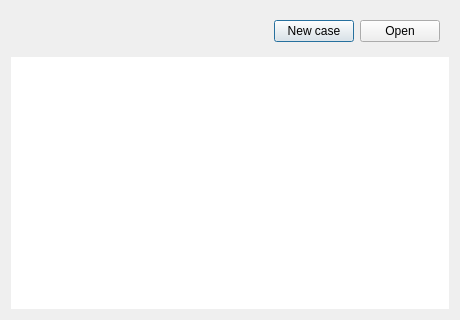
Old version of the form src/foammesh/view/widgets/project_dialog.ui in the repository TheErevnaa/FoamMesh.
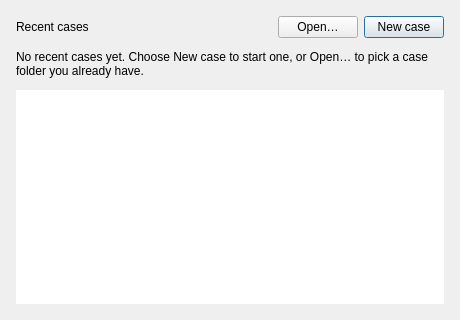
New version of the form.

```diff
--- a/src/foammesh/view/widgets/project_dialog.ui
+++ b/src/foammesh/view/widgets/project_dialog.ui
@@ -20,9 +20,49 @@
    <string>Start FoamMesh</string>
   </property>
   <layout class="QVBoxLayout" name="verticalLayout">
+   <property name="spacing">
+    <number>12</number>
+   </property>
+   <property name="leftMargin">
+    <number>16</number>
+   </property>
+   <property name="topMargin">
+    <number>16</number>
+   </property>
+   <property name="rightMargin">
+    <number>16</number>
+   </property>
+   <property name="bottomMargin">
+    <number>16</number>
+   </property>
    <item>
     <widget class="QWidget" name="widget" native="true">
      <layout class="QHBoxLayout" name="horizontalLayout">
+      <property name="spacing">
+       <number>6</number>
+      </property>
+      <property name="leftMargin">
+       <number>0</number>
+      </property>
+      <property name="topMargin">
+       <number>0</number>
+      </property>
+      <property name="rightMargin">
+       <number>0</number>
+      </property>
+      <property name="bottomMargin">
+       <number>0</number>
+      </property>
+      <item>
+       <widget class="QLabel" name="recentCaps">
+        <property name="foammeshTone" stdset="0">
+         <string>muted</string>
+        </property>
+        <property name="text">
+         <string>Recent cases</string>
+        </property>
+       </widget>
+      </item>
       <item>
        <spacer name="horizontalSpacer">
         <property name="orientation">
@@ -36,28 +76,50 @@
         </property>
        </spacer>
       </item>
+      <item>
+       <widget class="QPushButton" name="open">
+        <property name="text">
+         <string>Open…</string>
+        </property>
+       </widget>
+      </item>
       <item>
        <widget class="QPushButton" name="newCase">
         <property name="text">
          <string>New case</string>
         </property>
-       </widget>
-      </item>
-      <item>
-       <widget class="QPushButton" name="open">
-        <property name="text">
-         <string>Open</string>
+        <property name="default">
+         <bool>true</bool>
         </property>
        </widget>
       </item>
      </layout>
     </widget>
    </item>
+   <item>
+    <widget class="QLabel" name="emptyState">
+     <property name="foammeshTone" stdset="0">
+      <string>secondary</string>
+     </property>
+     <property name="text">
+      <string>No recent cases yet. Choose New case to start one, or Open… to pick a case folder you already have.</string>
+     </property>
+     <property name="alignment">
+      <set>Qt::AlignLeft|Qt::AlignVCenter</set>
+     </property>
+     <property name="wordWrap">
+      <bool>true</bool>
+     </property>
+    </widget>
+   </item>
    <item>
     <widget class="QListWidget" name="recentCases">
      <property name="frameShape">
       <enum>QFrame::NoFrame</enum>
      </property>
+     <property name="spacing">
+      <number>4</number>
+     </property>
      <property name="itemAlignment">
       <set>Qt::AlignTop</set>
      </property>
```
Left out of the diff: 3 changed lines with no effect on the pictures.
